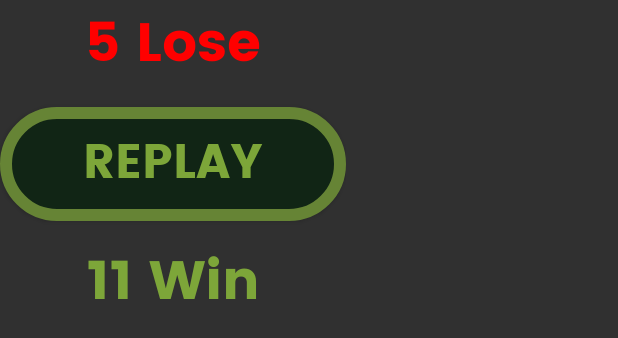
After one commit to iqbalShafiq/dakon-the-game, an Android app: the layout dialog_winning.xml on its own in the app's theme, with its tools: preview values and no code run, on a phone screen of 412 x 824 dp. The commit adds this screen. Shown: the top 338 px of the screen. Run offline under Robolectric (Android 15) with nearby library versions, the phone set to English and light mode, and no system bars.

Commit message:
Add AI and BOM

```diff
--- a/app/src/main/java/com/membara/entertaiment/dakonthegame/MainActivity.kt
+++ b/app/src/main/java/com/membara/entertaiment/dakonthegame/MainActivity.kt
@@ -27,5 +27,7 @@ class MainActivity : AppCompatActivity() {
             intent = Intent(this, HelpActivity::class.java)
             startActivity(intent)
         }
+
+
     }
 }
--- /dev/null
+++ b/app/src/main/res/drawable/bg_button_64.xml
@@ -0,0 +1,8 @@
+<?xml version="1.0" encoding="utf-8"?>
+<shape xmlns:android="http://schemas.android.com/apk/res/android">
+    <corners android:radius="64dp" />
+    <solid android:color="@color/dark_primary" />
+    <stroke
+        android:width="8dp"
+        android:color="@color/green_secondary" />
+</shape>
--- /dev/null
+++ b/app/src/main/res/layout/dialog_winning.xml
@@ -0,0 +1,49 @@
+<?xml version="1.0" encoding="utf-8"?>
+<androidx.constraintlayout.widget.ConstraintLayout xmlns:android="http://schemas.android.com/apk/res/android"
+    xmlns:app="http://schemas.android.com/apk/res-auto"
+    xmlns:tools="http://schemas.android.com/tools"
+    android:layout_width="wrap_content"
+    android:layout_height="wrap_content">
+
+    <TextView
+        android:id="@+id/tvAiScore"
+        android:layout_width="wrap_content"
+        android:layout_height="wrap_content"
+        android:fontFamily="@font/poppins_bold"
+        android:textColor="@color/red_primary"
+        android:textSize="36sp"
+        app:layout_constraintEnd_toEndOf="parent"
+        app:layout_constraintStart_toStartOf="parent"
+        app:layout_constraintTop_toTopOf="parent"
+        tools:text="5 Lose" />
+
+    <Button
+        android:id="@+id/btnReplay"
+        android:layout_width="wrap_content"
+        android:layout_height="wrap_content"
+        android:layout_marginTop="11dp"
+        android:background="@drawable/bg_button_64"
+        android:fontFamily="@font/poppins_bold"
+        android:paddingHorizontal="55dp"
+        android:paddingVertical="11dp"
+        android:text="@string/replay"
+        android:textColor="@color/green_primary"
+        android:textSize="32sp"
+        app:layout_constraintEnd_toEndOf="@+id/tvAiScore"
+        app:layout_constraintStart_toStartOf="@+id/tvAiScore"
+        app:layout_constraintTop_toBottomOf="@+id/tvAiScore" />
+
+    <TextView
+        android:id="@+id/tvPlayerScore"
+        android:layout_width="wrap_content"
+        android:layout_height="wrap_content"
+        android:layout_marginTop="11dp"
+        android:fontFamily="@font/poppins_bold"
+        android:textColor="@color/green_primary"
+        android:textSize="36sp"
+        app:layout_constraintEnd_toEndOf="parent"
+        app:layout_constraintStart_toStartOf="parent"
+        app:layout_constraintTop_toBottomOf="@+id/btnReplay"
+        tools:text="11 Win" />
+
+</androidx.constraintlayout.widget.ConstraintLayout>
--- a/app/src/main/res/values/strings.xml
+++ b/app/src/main/res/values/strings.xml
@@ -1,4 +1,5 @@
 <resources>
     <string name="app_name">Dakon The Game</string>
     <string name="play_dakon">Play Dakon</string>
+    <string name="replay">Replay</string>
 </resources>
```
Also changed, not shown: app/src/main/java/com/membara/entertaiment/dakonthegame/PlayActivity.kt (+174 -27 lines).
